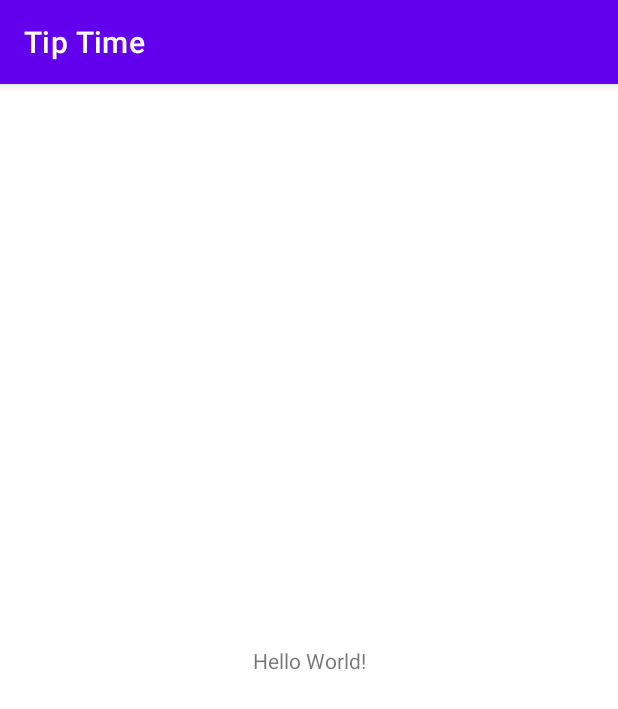
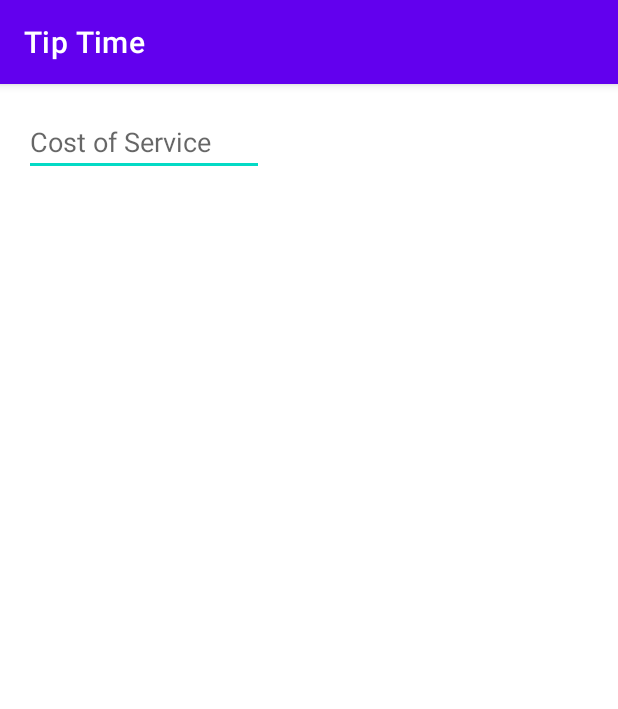
Before and after one commit to wanderlp/kotlin-tip-time, an Android app: the screen it shows after launch (MainActivity), on a phone screen of 412 x 824 dp. Shown: the top 709 px of the screen. Run offline under Robolectric (Android 15) with nearby library versions, the phone set to English and light mode, and no system bars.

Commit message:
Se agregó el campo CostOfService

```diff
--- a/app/src/main/res/layout/activity_main.xml
+++ b/app/src/main/res/layout/activity_main.xml
@@ -4,15 +4,16 @@
     xmlns:tools="http://schemas.android.com/tools"
     android:layout_width="match_parent"
     android:layout_height="match_parent"
+    android:padding="16dp"
     tools:context=".MainActivity">
 
-    <TextView
-        android:layout_width="wrap_content"
+    <EditText
+        android:id="@+id/cost_of_service"
+        android:layout_width="160dp"
         android:layout_height="wrap_content"
-        android:text="Hello World!"
-        app:layout_constraintBottom_toBottomOf="parent"
-        app:layout_constraintEnd_toEndOf="parent"
+        android:inputType="numberDecimal"
+        android:hint="Cost of Service"
         app:layout_constraintStart_toStartOf="parent"
-        app:layout_constraintTop_toTopOf="parent" />
+        app:layout_constraintTop_toTopOf="parent"/>
 
 </androidx.constraintlayout.widget.ConstraintLayout>
```
